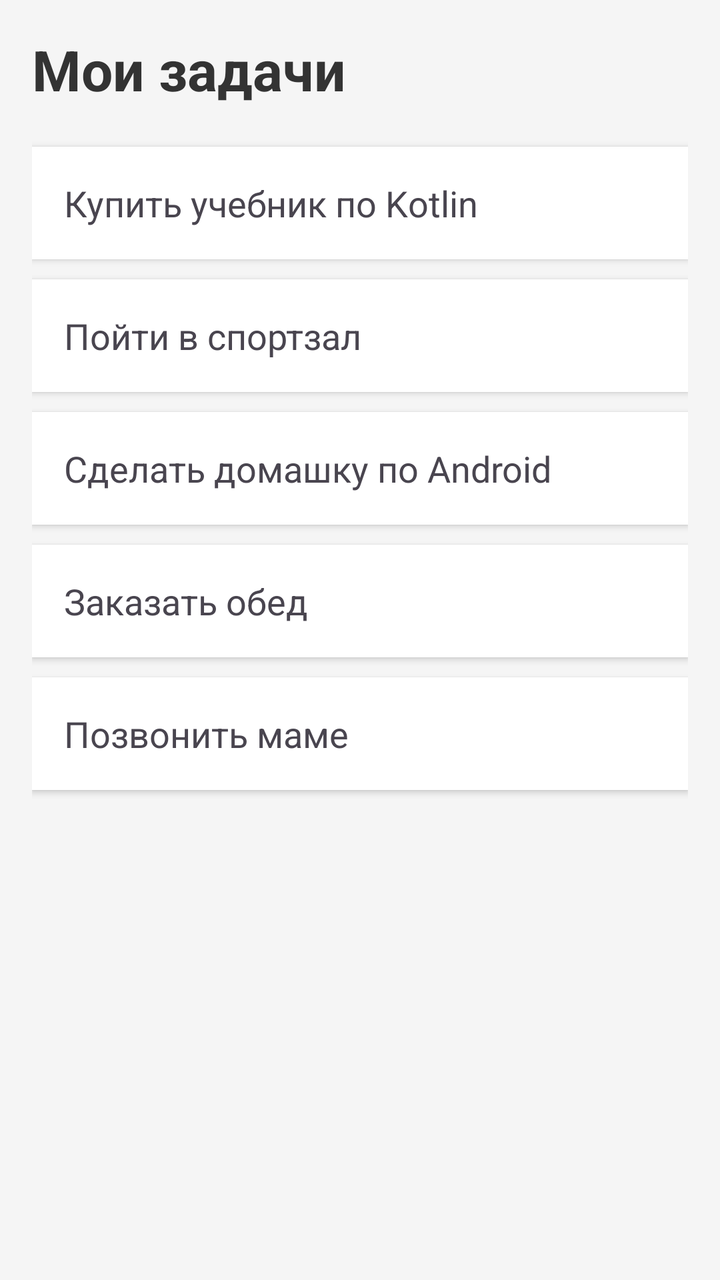
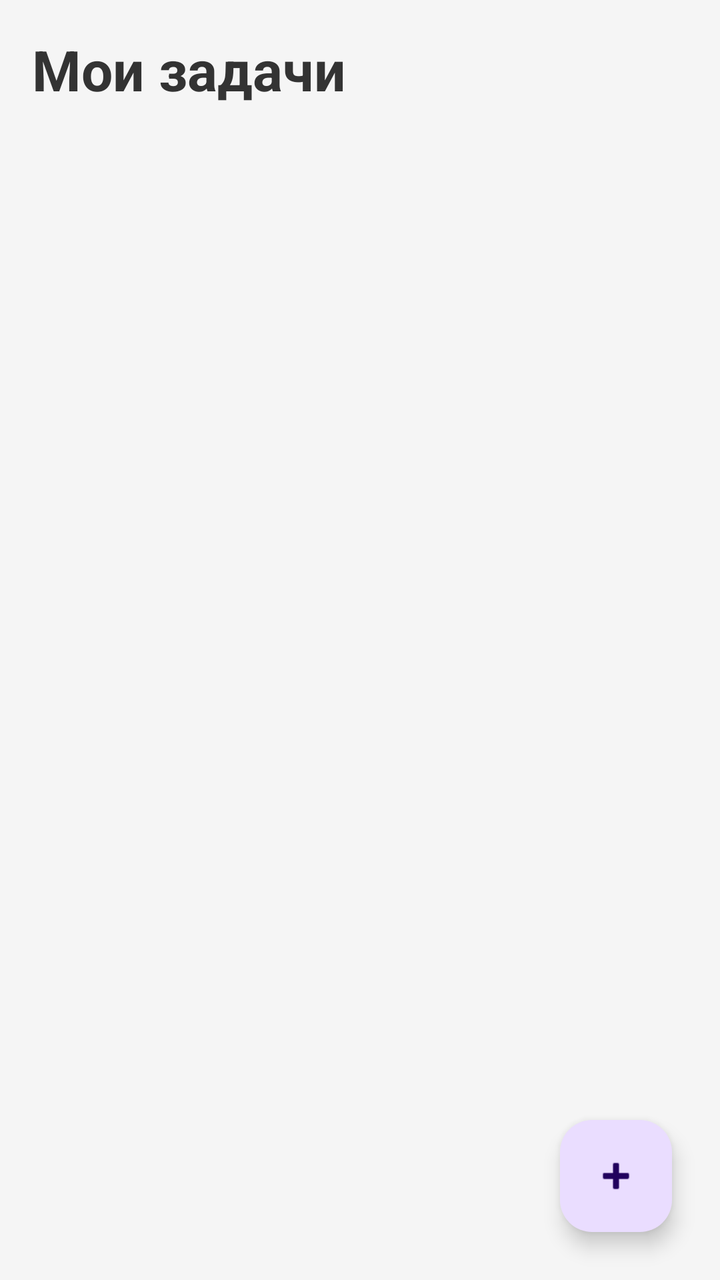

Screens rendered from an Android XML layout before and after an edit, with the pre-edit source and the edit as a unified diff.
<!-- AndroidManifest.xml: application theme Theme.MyCalendar -->
<!-- res/layout/activity_main.xml -->
<?xml version="1.0" encoding="utf-8"?>
<LinearLayout xmlns:android="http://schemas.android.com/apk/res/android"
    android:layout_width="match_parent"
    android:layout_height="match_parent"
    android:orientation="vertical"
    android:padding="16dp"
    android:background="#F5F5F5">

    <TextView
        android:layout_width="match_parent"
        android:layout_height="wrap_content"
        android:layout_marginBottom="20dp"
        android:text="@string/task_list_title"
        android:textColor="#333333"
        android:textSize="28sp"
        android:textStyle="bold" />

    <TextView
        android:layout_width="match_parent"
        android:layout_height="wrap_content"
        android:text="@string/task_1_title"
        android:textSize="18sp"
        android:padding="16dp"
        android:background="#FFFFFF"
        android:layout_marginBottom="10dp"
        android:elevation="2dp"
        android:gravity="center_vertical" />

    <TextView
        android:layout_width="match_parent"
        android:layout_height="wrap_content"
        android:layout_marginBottom="10dp"
        android:background="#FFFFFF"
        android:elevation="2dp"
        android:gravity="center_vertical"
        android:padding="16dp"
        android:text="@string/task_2_title"
        android:textSize="18sp" />

    <TextView
        android:layout_width="match_parent"
        android:layout_height="wrap_content"
        android:layout_marginBottom="10dp"
        android:background="#FFFFFF"
        android:elevation="2dp"
        android:gravity="center_vertical"
        android:padding="16dp"
        android:text="@string/task_3_title"
        android:textSize="18sp" />

    <TextView
        android:layout_width="match_parent"
        android:layout_height="wrap_content"
        android:layout_marginBottom="10dp"
        android:background="#FFFFFF"
        android:elevation="2dp"
        android:gravity="center_vertical"
        android:padding="16dp"
        android:text="@string/task_4_title"
        android:textSize="18sp" />

    <TextView
        android:layout_width="match_parent"
        android:layout_height="wrap_content"
        android:background="#FFFFFF"
        android:elevation="2dp"
        android:gravity="center_vertical"
        android:padding="16dp"
        android:text="@string/task_5_title"
        android:textSize="18sp" />

</LinearLayout>
<!-- resources referenced by this layout -->
<resources>
  <string name="task_1_title">Купить учебник по Kotlin</string>
  <string name="task_2_title">Пойти в спортзал</string>
  <string name="task_3_title">Сделать домашку по Android</string>
  <string name="task_4_title">Заказать обед</string>
  <string name="task_5_title">Позвонить маме</string>
  <string name="task_list_title">Мои задачи</string>
  <style name="Theme.MyCalendar" parent="Base.Theme.MyCalendar" />
  <style name="Base.Theme.MyCalendar" parent="Theme.Material3.DayNight.NoActionBar">
          
          
      </style>
</resources>

<!-- the commit's change to res/layout/activity_main.xml (unified diff, before → after) -->
@@ -1,72 +1,36 @@
 <?xml version="1.0" encoding="utf-8"?>
-<LinearLayout xmlns:android="http://schemas.android.com/apk/res/android"
+<androidx.coordinatorlayout.widget.CoordinatorLayout
+    xmlns:android="http://schemas.android.com/apk/res/android"
+    xmlns:app="http://schemas.android.com/apk/res-auto"
     android:layout_width="match_parent"
     android:layout_height="match_parent"
-    android:orientation="vertical"
-    android:padding="16dp"
     android:background="#F5F5F5">
 
     <TextView
+        android:id="@+id/headerText"
         android:layout_width="match_parent"
         android:layout_height="wrap_content"
-        android:layout_marginBottom="20dp"
         android:text="@string/task_list_title"
+        android:textSize="28sp"
+        android:textStyle="bold"
         android:textColor="#333333"
-        android:textSize="28sp"
-        android:textStyle="bold" />
+        android:padding="16dp" />
 
-    <TextView
+    <androidx.recyclerview.widget.RecyclerView
+        android:id="@+id/taskRecyclerView"
         android:layout_width="match_parent"
+        android:layout_height="match_parent"
+        android:layout_marginTop="72dp"
+        android:clipToPadding="false"
+        android:paddingBottom="80dp" />
+
+    <com.google.android.material.floatingactionbutton.FloatingActionButton
+        android:id="@+id/addTaskFab"
+        android:layout_width="wrap_content"
         android:layout_height="wrap_content"
-        android:text="@string/task_1_title"
-        android:textSize="18sp"
-        android:padding="16dp"
-        android:background="#FFFFFF"
-        android:layout_marginBottom="10dp"
-        android:elevation="2dp"
-        android:gravity="center_vertical" />
+        android:layout_gravity="bottom|end"
+        android:layout_margin="24dp"
+        android:src="@android:drawable/ic_input_add"
+        android:contentDescription="Добавить задачу" />
 
-    <TextView
-        android:layout_width="match_parent"
-        android:layout_height="wrap_content"
-        android:layout_marginBottom="10dp"
-        android:background="#FFFFFF"
-        android:elevation="2dp"
-        android:gravity="center_vertical"
-        android:padding="16dp"
-        android:text="@string/task_2_title"
-        android:textSize="18sp" />
-
-    <TextView
-        android:layout_width="match_parent"
-        android:layout_height="wrap_content"
-        android:layout_marginBottom="10dp"
-        android:background="#FFFFFF"
-        android:elevation="2dp"
-        android:gravity="center_vertical"
-        android:padding="16dp"
-        android:text="@string/task_3_title"
-        android:textSize="18sp" />
-
-    <TextView
-        android:layout_width="match_parent"
-        android:layout_height="wrap_content"
-        android:layout_marginBottom="10dp"
-        android:background="#FFFFFF"
-        android:elevation="2dp"
-        android:gravity="center_vertical"
-        android:padding="16dp"
-        android:text="@string/task_4_title"
-        android:textSize="18sp" />
-
-    <TextView
-        android:layout_width="match_parent"
-        android:layout_height="wrap_content"
-        android:background="#FFFFFF"
-        android:elevation="2dp"
-        android:gravity="center_vertical"
-        android:padding="16dp"
-        android:text="@string/task_5_title"
-        android:textSize="18sp" />
-
-</LinearLayout>
+</androidx.coordinatorlayout.widget.CoordinatorLayout>
<!-- resource entries referenced after the edit -->
@@ -1,10 +1,5 @@
 <!-- resources referenced by this layout -->
 <resources>
-  <string name="task_1_title">Купить учебник по Kotlin</string>
-  <string name="task_2_title">Пойти в спортзал</string>
-  <string name="task_3_title">Сделать домашку по Android</string>
-  <string name="task_4_title">Заказать обед</string>
-  <string name="task_5_title">Позвонить маме</string>
   <string name="task_list_title">Мои задачи</string>
   <style name="Theme.MyCalendar" parent="Base.Theme.MyCalendar" />
   <style name="Base.Theme.MyCalendar" parent="Theme.Material3.DayNight.NoActionBar">
